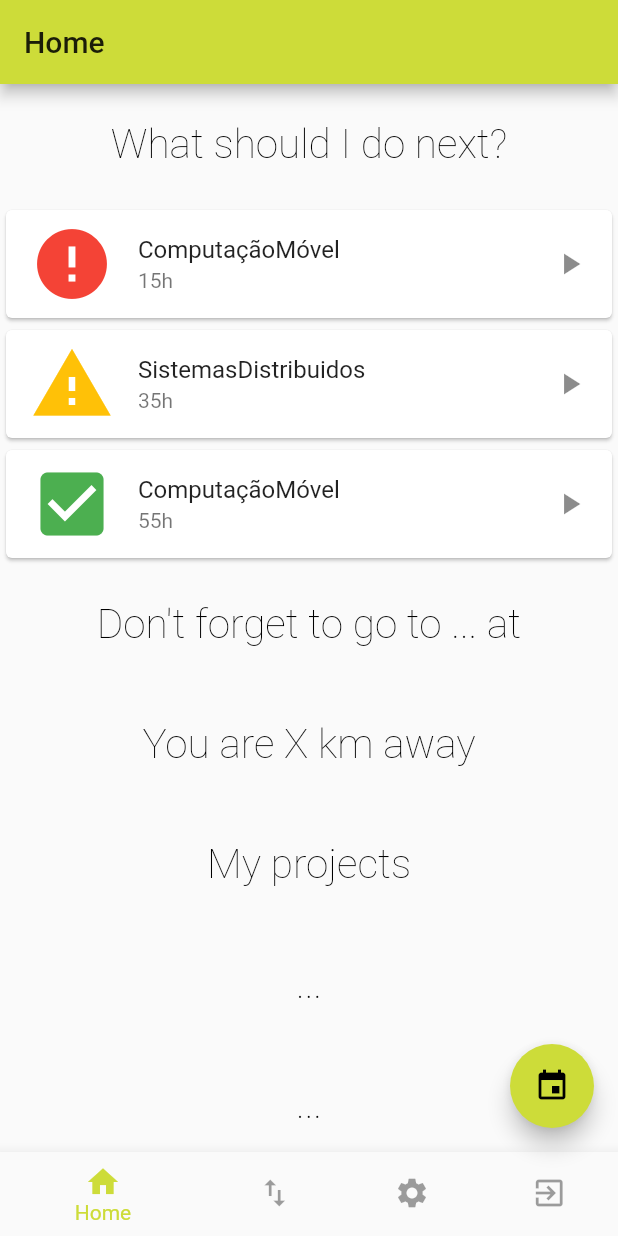
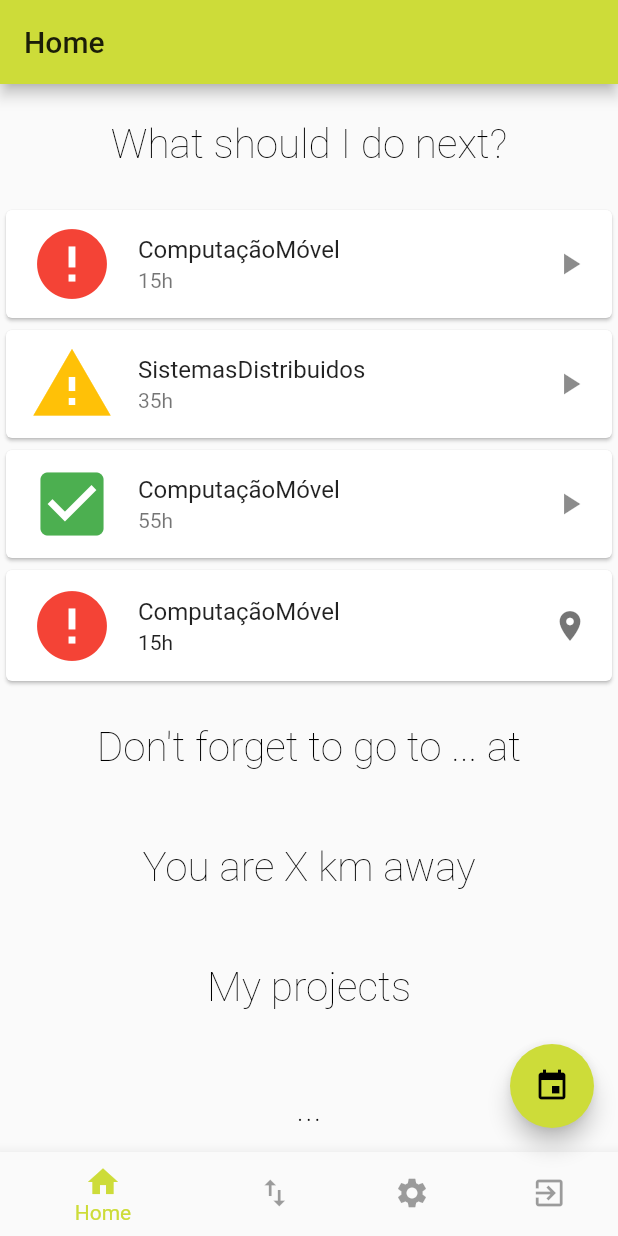
Before and after one commit to ijusto/plus_time, a Flutter app: the screen it shows after launch, on a phone screen of 412 x 824 dp. Run offline on Flutter 3.47's test engine with Material 2 defaults, Android fonts, the phone set to English and light mode, and no system bars; our stand-ins replace flutter_map, latlong, local_auth, location; missing offline and left inert: barcode_scan, device_calendar; accounts and stored records are empty; Roboto replaces fonts that are missing (Hind, Merriweather).

Commit message:
expanded map card

```diff
--- a/plus_time/lib/home.dart
+++ b/plus_time/lib/home.dart
@@ -1,4 +1,5 @@
 import 'package:flutter/material.dart';
+import 'package:plus_time/map.dart';
 import 'package:provider/provider.dart';
 import 'package:plus_time/datamodels/user_location.dart';
 
@@ -160,6 +161,29 @@ class _HomePageState extends State<HomePage> {
             delegate: SliverChildListDelegate(widget.projectsOverview),
           ),
           SliverList(
+              delegate: SliverChildListDelegate([
+            Card(
+              child: Column(
+                mainAxisSize: MainAxisSize.min,
+                children: <Widget>[
+                  ExpansionTile(
+                    leading: Icon(
+                      Icons.error,
+                      size: 56.0,
+                      color: Colors.red,
+                    ),
+                    title: Text('ComputaçãoMóvel'),
+                    subtitle: Text('15h'),
+                    trailing: Icon(Icons.location_on),
+                    children: <Widget>[
+                      Container(height: 300, child: MapPage()),
+                    ],
+                  )
+                ],
+              ),
+            ),
+          ])),
+          SliverList(
             delegate: SliverChildBuilderDelegate(
               (BuildContext context, int index) {
                 return Container(
```
